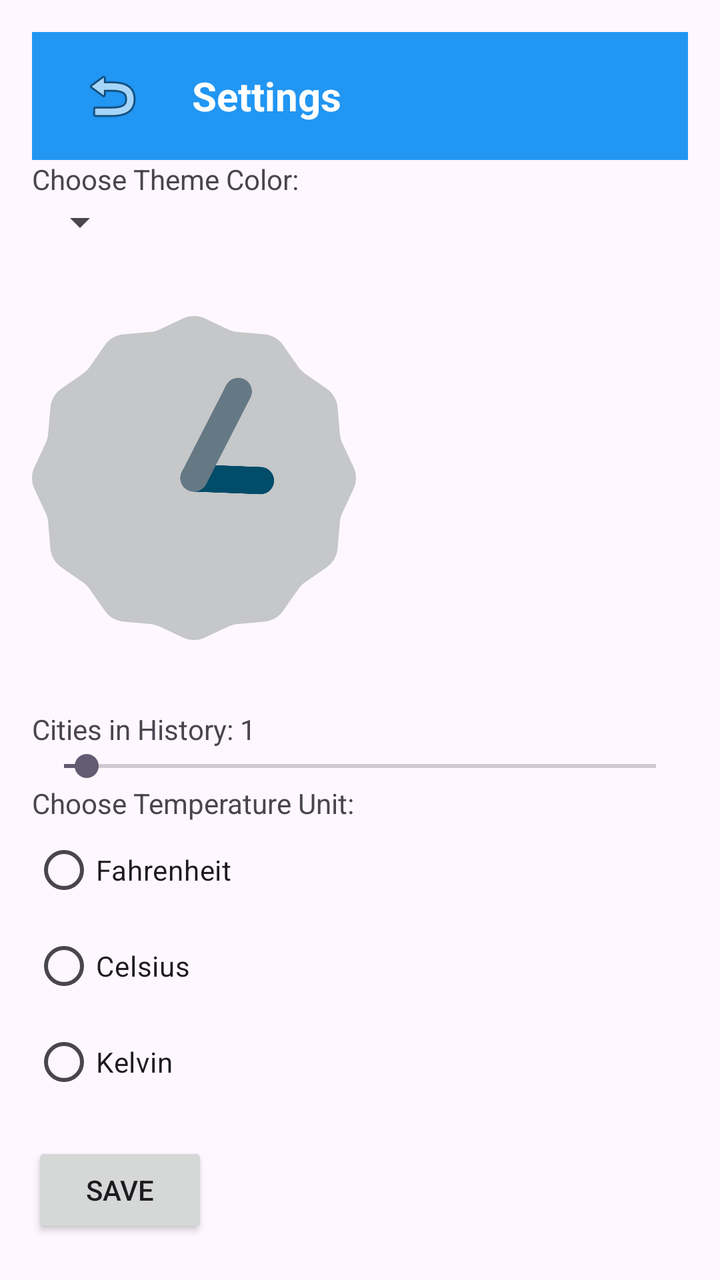
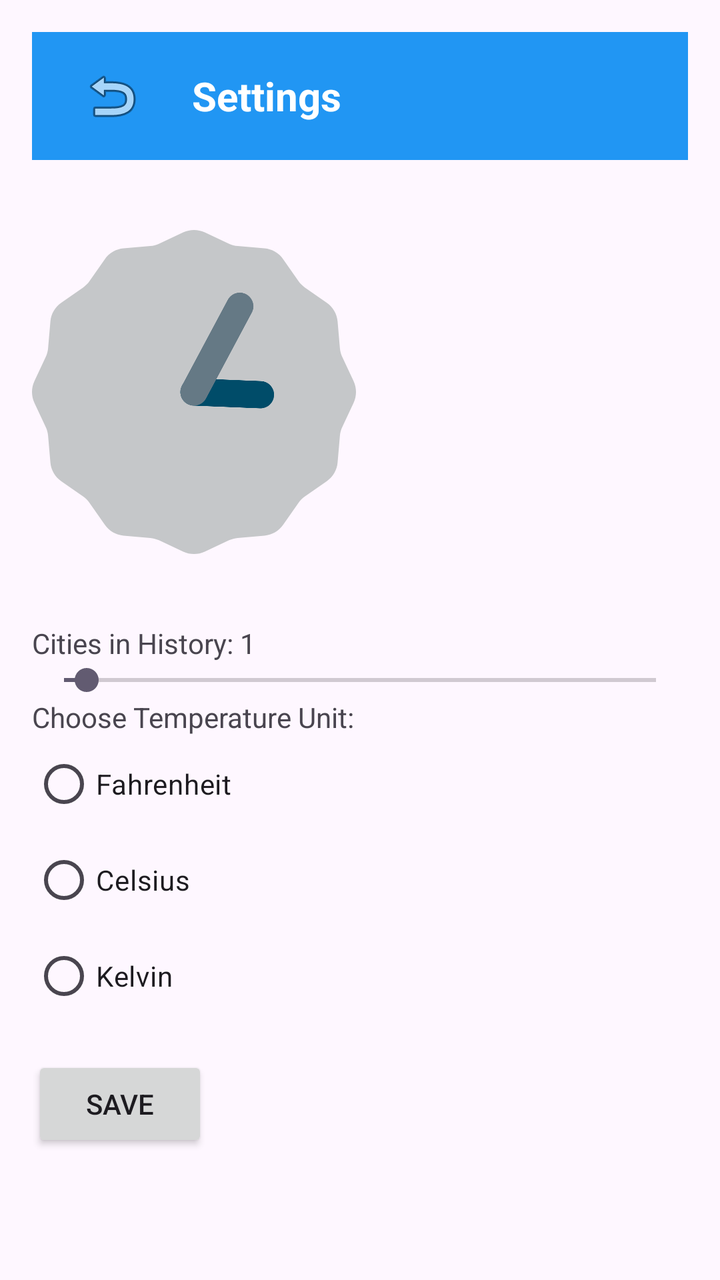

The first picture is an Android layout as it rendered before a commit; the second is the same layout after the commit. The layout source and the unified diff follow.
<!-- AndroidManifest.xml: application theme Theme.WeatherApp -->
<!-- res/layout/activity_settings.xml -->
<?xml version="1.0" encoding="utf-8"?>
<LinearLayout
    xmlns:android="http://schemas.android.com/apk/res/android"
    android:orientation="vertical"
    android:layout_width="match_parent"
    android:layout_height="match_parent"
    android:padding="16dp">

    <androidx.appcompat.widget.Toolbar
        android:id="@+id/toolbar"
        android:layout_width="match_parent"
        android:layout_height="?attr/actionBarSize"
        android:background="#2196F3"
        android:elevation="4dp">

        <ImageButton
            android:id="@+id/backButton"
            android:layout_width="wrap_content"
            android:layout_height="wrap_content"
            android:src="@android:drawable/ic_menu_revert"
            android:background="?attr/selectableItemBackgroundBorderless"
            android:contentDescription="Back"
            android:padding="8dp"/>

        <TextView
            android:layout_width="wrap_content"
            android:layout_height="wrap_content"
            android:text="Settings"
            android:textColor="#FFFFFF"
            android:textSize="20sp"
            android:textStyle="bold"
            android:layout_marginStart="32dp"/>

    </androidx.appcompat.widget.Toolbar>

    <TextView
        android:layout_width="wrap_content"
        android:layout_height="wrap_content"
        android:text="Choose Theme Color:"/>

    <Spinner
        android:id="@+id/colorSpinner"
        android:layout_width="wrap_content"
        android:layout_height="wrap_content"/>

    <AnalogClock
        android:id="@+id/analogClock"
        android:layout_width="162dp"
        android:layout_height="200dp"
        android:layout_marginTop="16dp" />

    <TextView
        android:id="@+id/daysTextView"
        android:layout_width="wrap_content"
        android:layout_height="wrap_content"
        android:text="Cities in History: 1"
        android:layout_marginTop="16dp"/>

    <SeekBar
        android:id="@+id/daysSeekBar"
        android:layout_width="match_parent"
        android:layout_height="wrap_content"
        android:max="26"
        android:progress="1"/>

    <TextView
        android:layout_width="wrap_content"
        android:layout_height="wrap_content"
        android:text="Choose Temperature Unit:"/>

    <RadioGroup
        android:id="@+id/temperatureUnits"
        android:layout_width="wrap_content"
        android:layout_height="wrap_content">
        <RadioButton
            android:id="@+id/fahrenheit"
            android:layout_width="wrap_content"
            android:layout_height="wrap_content"
            android:text="Fahrenheit"/>
        <RadioButton
            android:id="@+id/celsius"
            android:layout_width="wrap_content"
            android:layout_height="wrap_content"
            android:text="Celsius"/>
        <RadioButton
            android:id="@+id/kelvin"
            android:layout_width="wrap_content"
            android:layout_height="wrap_content"
            android:text="Kelvin"/>
    </RadioGroup>

    <Button
        android:id="@+id/saveButton"
        android:text="Save"
        android:layout_width="wrap_content"
        android:layout_height="wrap_content"
        android:layout_marginTop="16dp"/>

</LinearLayout>
<!-- resources referenced by this layout -->
<resources>
  <style name="Theme.WeatherApp" parent="Base.Theme.WeatherApp" />
  <style name="Base.Theme.WeatherApp" parent="Theme.Material3.DayNight.NoActionBar">
          
          
      </style>
</resources>

<!-- the commit's change to res/layout/activity_settings.xml (unified diff, before → after) -->
@@ -33,15 +33,15 @@
 
     </androidx.appcompat.widget.Toolbar>
 
-    <TextView
-        android:layout_width="wrap_content"
-        android:layout_height="wrap_content"
-        android:text="Choose Theme Color:"/>
 
-    <Spinner
-        android:id="@+id/colorSpinner"
-        android:layout_width="wrap_content"
-        android:layout_height="wrap_content"/>
+
+
+
+
+
+
+
+
 
     <AnalogClock
         android:id="@+id/analogClock"
